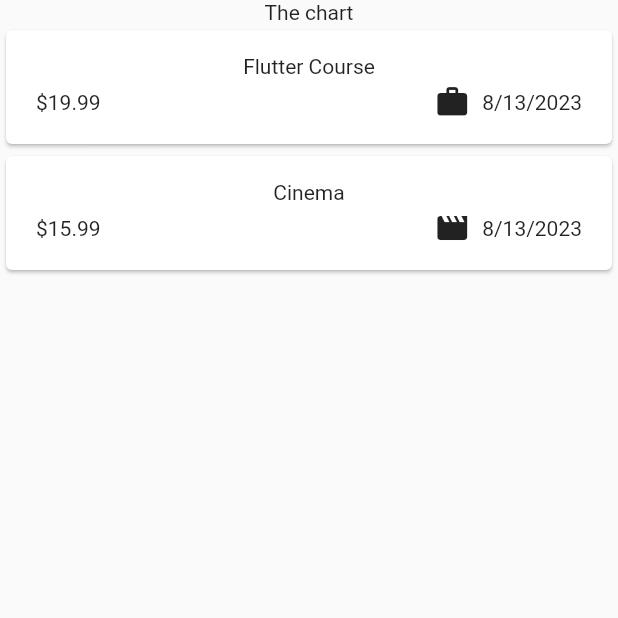
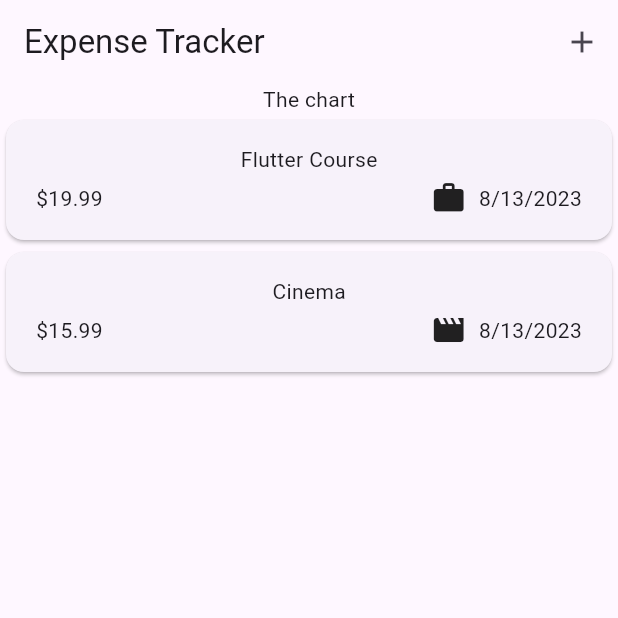
Before and after one commit to thephotogenicbug/expense_tracker, a Flutter app: the screen it shows after launch, on a phone screen of 412 x 824 dp, the top half of it. Run offline on Flutter 3.47's test engine with Material 2 defaults, Android fonts, the phone set to English and light mode, and no system bars.

Commit message:
Refactor expense modal and use MaterialTheme and create input and dropdown in bottom sheet

```diff
--- a/lib/main.dart
+++ b/lib/main.dart
@@ -3,8 +3,9 @@ import 'package:flutter/material.dart';
 
 void main() {
   runApp(
-    const MaterialApp(
-      home: Expenses(),
+    MaterialApp(
+      theme: ThemeData(useMaterial3: true),
+      home: const Expenses(),
     ),
   );
 }
--- a/lib/models/expense.dart
+++ b/lib/models/expense.dart
@@ -2,31 +2,32 @@ import 'package:flutter/material.dart';
 import 'package:uuid/uuid.dart';
 import 'package:intl/intl.dart';
 
-const uuid = Uuid();
 final formatter = DateFormat.yMd();
 
-enum Category { food, travel, leisure, work }
+const uuid = Uuid();
 
-const CategoryIcons = {
-  Category.food: Icons.lunch_dining,
-  Category.travel: Icons.flight_takeoff,
-  Category.leisure: Icons.movie,
-  Category.work: Icons.work
+enum Categories { food, travel, leisure, work }
+
+const categoryIcons = {
+  Categories.food: Icons.lunch_dining,
+  Categories.travel: Icons.flight_takeoff,
+  Categories.leisure: Icons.movie,
+  Categories.work: Icons.work,
 };
 
 class Expense {
-  Expense(
-      {required this.title,
-      required this.amount,
-      required this.date,
-      required this.category})
-      : id = uuid.v4();
+  Expense({
+    required this.title,
+    required this.amount,
+    required this.date,
+    required this.category,
+  }) : id = uuid.v4();
 
   final String id;
   final String title;
-  final double amount; // 1.99
+  final double amount;
   final DateTime date;
-  final Category category;
+  final Categories category;
 
   String get formattedDate {
     return formatter.format(date);
--- a/lib/widgets/expense_item.dart
+++ b/lib/widgets/expense_item.dart
@@ -24,7 +24,7 @@ class ExpenseItem extends StatelessWidget {
                 const Spacer(),
                 Row(
                   children: [
-                    Icon(CategoryIcons[expense.category]),
+                    Icon(categoryIcons[expense.category]),
                     const SizedBox(
                       width: 8,
                     ),
--- a/lib/widgets/expenses.dart
+++ b/lib/widgets/expenses.dart
@@ -1,5 +1,6 @@
 import 'package:expense_tracker/widgets/expenses_list.dart';
 import 'package:expense_tracker/models/expense.dart';
+import 'package:expense_tracker/widgets/new_expense.dart';
 import 'package:flutter/material.dart';
 
 class Expenses extends StatefulWidget {
@@ -16,19 +17,35 @@ class _Expenses extends State<Expenses> {
       title: "Flutter Course",
       amount: 19.99,
       date: DateTime.now(),
-      category: Category.work,
+      category: Categories.work,
     ),
     Expense(
       title: "Cinema",
       amount: 15.99,
       date: DateTime.now(),
-      category: Category.leisure,
+      category: Categories.leisure,
     ),
   ];
+
+  void _openAddExpenseOverlay() {
+    showModalBottomSheet(
+      context: context,
+      builder: (ctx) => const NewExpense(),
+    );
+  }
 
   @override
   Widget build(context) {
     return Scaffold(
+      appBar: AppBar(
+        title: const Text("Expense Tracker"),
+        actions: [
+          IconButton(
+            onPressed: _openAddExpenseOverlay,
+            icon: const Icon(Icons.add),
+          ),
+        ],
+      ),
       body: Column(
         children: [
           const Text("The chart"),
```
Also changed, not shown: lib/widgets/new_expense.dart (added, +131 -0 lines).
